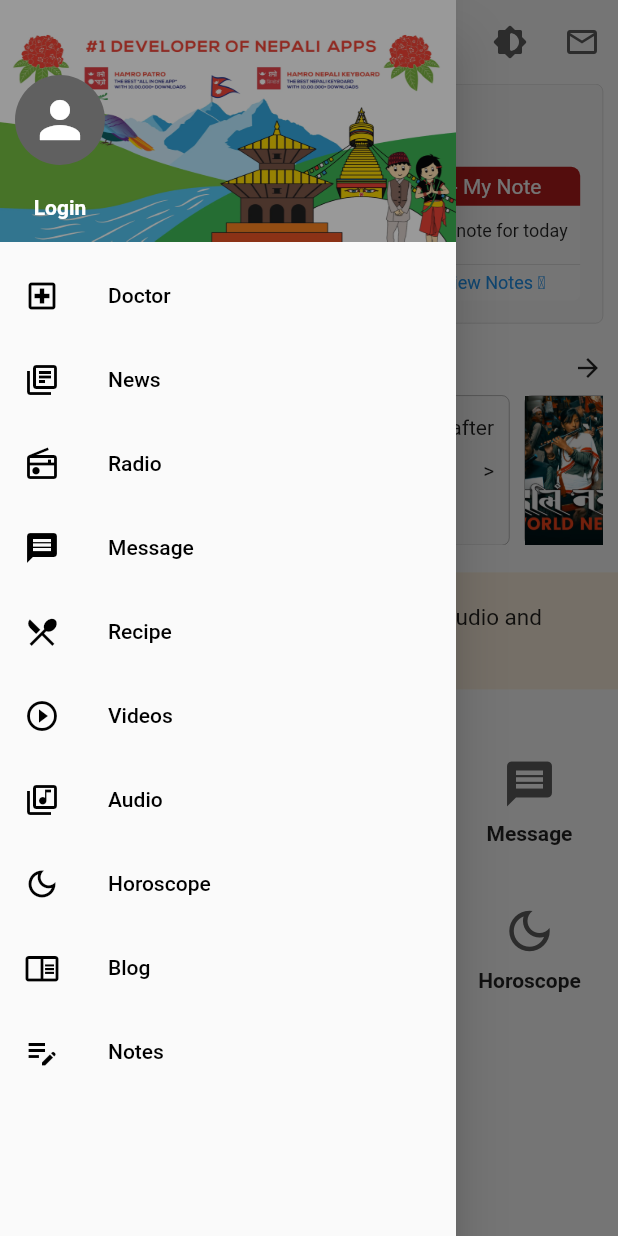
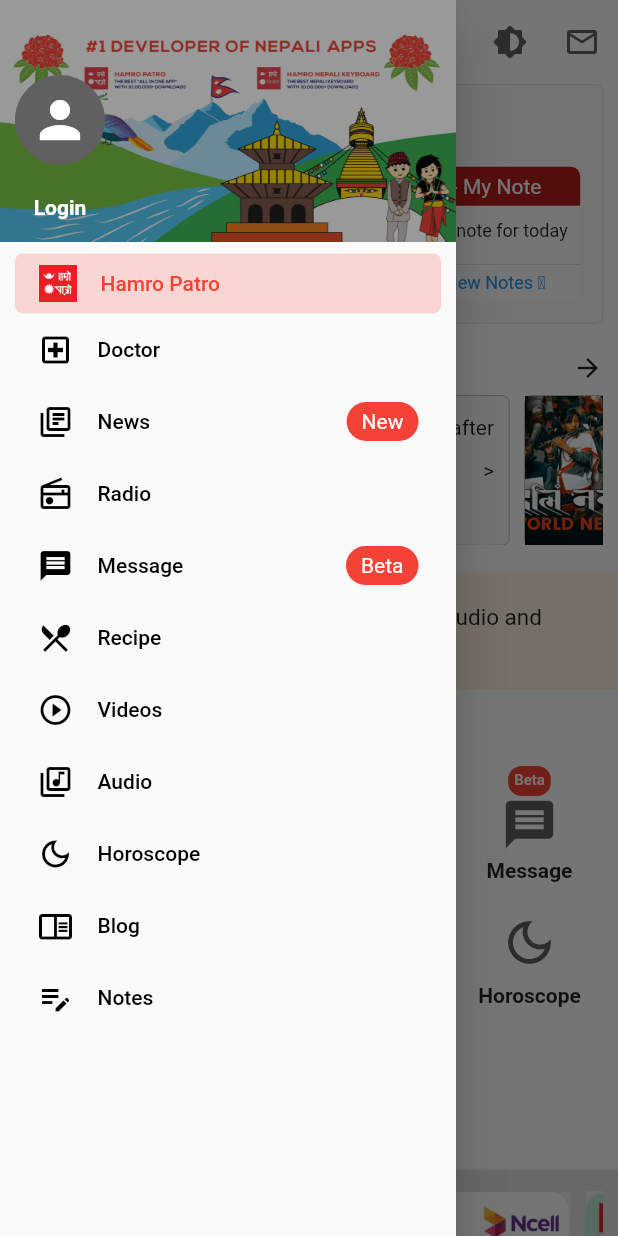
Before and after one commit to subarnaPdl/hamro_patro_clone, a Flutter app: the screen it shows after launch, with the side drawer open, on a phone screen of 412 x 824 dp. Run offline on Flutter 3.47's test engine with Material 2 defaults, Android fonts, the light colour scheme and no system bars; our stand-ins replace google_fonts; missing offline and left inert: nepali_utils.

Commit message:
Added more features section

```diff
--- /dev/null
+++ b/lib/data/dataproviders/features.dart
@@ -0,0 +1,12 @@
+import 'package:flutter/material.dart';
+
+class MoreFeatures {
+  List features = [
+    {"image": "assets/images/features_1.jpg", "text": "Hamro\nReminder"},
+    {"image": "assets/images/features_2.jpg", "text": "Hamro Hisab\nKitab"},
+    {"image": "assets/images/features_3.jpg", "text": "EMI\nCalculator"},
+    {"image": "assets/images/features_4.jpg", "text": "Hamro\nRecipe"},
+    {"image": "assets/images/features_5.jpg", "text": "Hamro\nPharma"},
+    {"image": "assets/images/features_6.jpg", "text": "Nepal\nHomes"},
+  ];
+}
--- a/lib/data/dataproviders/hamro_services.dart
+++ b/lib/data/dataproviders/hamro_services.dart
@@ -3,9 +3,9 @@
 class HamroServices {
   List services = [
     {"icon": Icons.local_hospital_outlined, "text": "Doctor"},
-    {"icon": Icons.library_books_outlined, "text": "News"},
+    {"icon": Icons.library_books_outlined, "text": "News", "info": "New"},
     {"icon": Icons.radio_outlined, "text": "Radio"},
-    {"icon": Icons.message, "text": "Message"},
+    {"icon": Icons.message, "text": "Message", "info": "Beta"},
     {"icon": Icons.restaurant_menu, "text": "Recipe"},
     {"icon": Icons.play_circle_outline, "text": "Videos"},
     {"icon": Icons.library_music_outlined, "text": "Audio"},
--- a/lib/presentation/resources/colors.dart
+++ b/lib/presentation/resources/colors.dart
@@ -5,6 +5,7 @@
   static Color secondaryColor = const Color(0xFFc93244);
   static Color buttonColor = const Color(0xFF727b88);
   static Color iconColor = const Color(0xFF606060);
+  static Color promoColor = const Color(0xFFe2e2e2);
   static Color? cardColor = Colors.grey[50];
   static Color? notificationColor = Colors.orange[50];
 }
--- a/lib/presentation/screens/home_screen.dart
+++ b/lib/presentation/screens/home_screen.dart
@@ -7,6 +7,7 @@
 import 'package:hamro_patro_clone/presentation/resources/colors.dart';
 import 'package:hamro_patro_clone/presentation/widgets/drawer.dart';
 import 'package:hamro_patro_clone/presentation/widgets/events.dart';
+import 'package:hamro_patro_clone/presentation/widgets/features.dart';
 import 'package:hamro_patro_clone/presentation/widgets/hamro_services.dart';
 
 class HomePage extends StatefulWidget {
@@ -73,10 +74,59 @@
                 ],
               ),
             ),
-            const SizedBox(height: 10),
+            const SizedBox(height: 15),
 
             /*-----------Hamro Services-------------*/
             hamroServices(),
+            const SizedBox(height: 20),
+
+            /*-----------Promotions-------------*/
+            promotions(context),
+
+            /*-----------More Features-------------*/
+            Container(
+              padding: const EdgeInsets.all(15),
+              child: Column(
+                crossAxisAlignment: CrossAxisAlignment.start,
+                children: [
+                  Row(
+                    mainAxisAlignment: MainAxisAlignment.spaceBetween,
+                    children: [
+                      Column(
+                          crossAxisAlignment: CrossAxisAlignment.start,
+                          children: [
+                            Container(
+                              padding: const EdgeInsets.all(7),
+                              decoration: BoxDecoration(
+                                borderRadius: BorderRadius.circular(20),
+                                color: Colors.purple,
+                              ),
+                              child: Icon(
+                                Icons.dashboard_rounded,
+                                color: Colors.white,
+                                size: 20,
+                              ),
+                            ),
+                            const SizedBox(height: 10),
+                            Text(
+                              "More Features",
+                              style: TextStyle(
+                                  fontWeight: FontWeight.bold, fontSize: 18),
+                            ),
+                          ]),
+                      Icon(Icons.arrow_forward, size: 25),
+                    ],
+                  ),
+                  const SizedBox(height: 5),
+                  Text(
+                    "Other services we provide",
+                    style: TextStyle(fontWeight: FontWeight.w400, fontSize: 15),
+                  ),
+                  const SizedBox(height: 10),
+                  MoreFeaturesWidget(),
+                ],
+              ),
+            ),
           ],
         ),
       ),
@@ -291,7 +341,7 @@
     );
   }
 
-  Container hamroServices() {
+  hamroServices() {
     return Container(
       padding: const EdgeInsets.symmetric(horizontal: 10),
       width: double.infinity,
@@ -300,7 +350,7 @@
         children: const [
           Text(
             "Hamro Services",
-            style: TextStyle(fontWeight: FontWeight.bold, fontSize: 17),
+            style: TextStyle(fontWeight: FontWeight.w900, fontSize: 18),
           ),
           SizedBox(height: 15),
           HamroServicesWidget(),
@@ -308,4 +358,33 @@
       ),
     );
   }
+
+  promotions(BuildContext context) {
+    return Container(
+      padding: EdgeInsets.all(10),
+      color: AppColor.promoColor,
+      child: SingleChildScrollView(
+        scrollDirection: Axis.horizontal,
+        child: Row(children: [
+          Image.asset(
+            "assets/images/promo1.jpg",
+            height: 150,
+            width: 0.9 * MediaQuery.of(context).size.width,
+          ),
+          const SizedBox(width: 10),
+          Image.asset(
+            "assets/images/promo2.jpg",
+            height: 150,
+            width: 0.9 * MediaQuery.of(context).size.width,
+          ),
+          const SizedBox(width: 10),
+          Image.asset(
+            "assets/images/promo3.jpg",
+            height: 150,
+            width: 0.9 * MediaQuery.of(context).size.width,
+          ),
+        ]),
+      ),
+    );
+  }
 }
--- a/lib/presentation/widgets/drawer.dart
+++ b/lib/presentation/widgets/drawer.dart
@@ -49,10 +49,45 @@
           ),
 
           // Sidemenu body
+
+          Container(
+            height: 40,
+            decoration: BoxDecoration(
+              color: Colors.red.withOpacity(0.2),
+              borderRadius: BorderRadius.circular(5),
+            ),
+            margin: const EdgeInsets.symmetric(horizontal: 10),
+            child: ListTile(
+                visualDensity: VisualDensity(horizontal: 0, vertical: -4),
+                minLeadingWidth: 20,
+                leading: Image.asset(
+                  'assets/images/hamropatro.png',
+                  height: 25,
+                ),
+                title:
+                    Text("Hamro Patro", style: TextStyle(color: Colors.red))),
+          ),
+
           for (var item in _hamroservices.services)
             ListTile(
+              visualDensity: VisualDensity(horizontal: 0, vertical: -2),
+              contentPadding: EdgeInsets.symmetric(horizontal: 25),
+              minLeadingWidth: 20,
               leading: Icon(item['icon'], color: Colors.black),
               title: Text(item['text'], style: TextStyle(color: Colors.black)),
+              trailing: (item['info'] == null)
+                  ? Container(width: 0)
+                  : Container(
+                      padding: const EdgeInsets.symmetric(
+                          horizontal: 10, vertical: 5),
+                      decoration: BoxDecoration(
+                        color: Colors.red,
+                        borderRadius: BorderRadius.circular(15),
+                      ),
+                      child: Text(
+                        item['info'],
+                        style: TextStyle(color: Colors.white),
+                      )),
               onTap: () => {},
             ),
         ],
--- /dev/null
+++ b/lib/presentation/widgets/features.dart
@@ -0,0 +1,52 @@
+import 'package:flutter/material.dart';
+import 'package:hamro_patro_clone/data/dataproviders/features.dart';
+import 'package:hamro_patro_clone/presentation/resources/colors.dart';
+
+class MoreFeaturesWidget extends StatefulWidget {
+  const MoreFeaturesWidget({Key? key}) : super(key: key);
+
+  @override
+  State<MoreFeaturesWidget> createState() => _MoreFeaturesWidgetState();
+}
+
+class _MoreFeaturesWidgetState extends State<MoreFeaturesWidget> {
+  final _features = MoreFeatures();
+
+  @override
+  Widget build(BuildContext context) {
+    return SingleChildScrollView(
+      scrollDirection: Axis.horizontal,
+      child: Row(
+        children: [
+          for (var item in _features.features)
+            Container(
+              margin: const EdgeInsets.symmetric(horizontal: 10),
+              width: 100,
+              height: 150,
+              decoration: BoxDecoration(
+                borderRadius: BorderRadius.circular(5),
+                border: Border.all(color: Colors.grey, width: 0.5),
+                color: AppColor.cardColor,
+              ),
+              child: Column(
+                crossAxisAlignment: CrossAxisAlignment.start,
+                children: [
+                  Image.asset(item['image'], height: 100),
+                  const Spacer(),
+                  Padding(
+                    padding: const EdgeInsets.symmetric(horizontal: 5),
+                    child: Text(
+                      item['text'],
+                      style: const TextStyle(
+                          fontWeight: FontWeight.bold, fontSize: 15),
+                    ),
+                  ),
+                  const SizedBox(height: 5),
+                ],
+              ),
+            ),
+        ],
+      ),
+    );
+  }
+}
--- a/lib/presentation/widgets/hamro_services.dart
+++ b/lib/presentation/widgets/hamro_services.dart
@@ -14,28 +14,45 @@
 
   @override
   Widget build(BuildContext context) {
-    return SizedBox(
-      child: GridView.count(
+    return GridView.count(
       crossAxisCount: 4,
       shrinkWrap: true,
+      childAspectRatio: 1.18,
+      physics: const NeverScrollableScrollPhysics(),
       children: [
         for (var item in _hamroservices.services)
           Column(
+            mainAxisAlignment: MainAxisAlignment.spaceBetween,
             children: [
+              (item['info'] == null)
+                  ? Container(width: 0, height: 16)
+                  : Container(
+                      padding: const EdgeInsets.all(4),
+                      decoration: BoxDecoration(
+                        color: Colors.red,
+                        borderRadius: BorderRadius.circular(9),
+                      ),
+                      child: Text(
+                        item['info'],
+                        style: const TextStyle(
+                            color: Colors.white,
+                            fontSize: 10,
+                            fontWeight: FontWeight.w500),
+                      )),
               Icon(
                 item['icon'],
-                  size: 36,
+                size: 38,
                 color: AppColor.iconColor,
               ),
-                const SizedBox(height: 7),
+              const Spacer(),
               Text(
                 item['text'],
                 style: const TextStyle(fontWeight: FontWeight.bold),
               ),
+              const SizedBox(height: 5),
             ],
           ),
       ],
-      ),
     );
   }
 }
```
Also changed, not shown: assets/images/features_1.jpg (added), assets/images/features_2.jpg (added), assets/images/features_3.jpg (added), assets/images/features_4.jpg (added), assets/images/features_5.jpg (added), assets/images/features_6.jpg (added), assets/images/promo1.jpg (added), assets/images/promo2.jpg (added), assets/images/promo3.jpg (added). Lines whose indentation alone changed are shown as unchanged.
